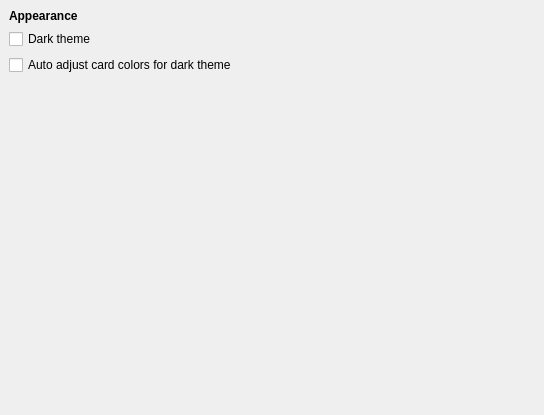
This is src/widgets/dialogs/dialog_options.ui in ManiYang/ManiCard as Qt 5 draws it before an edit. The edited form follows.
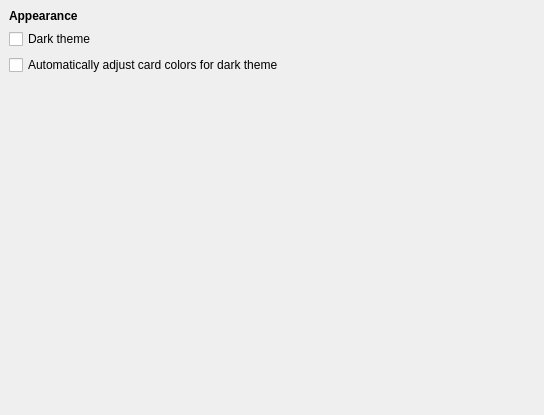
This is the edited form.

Commit message: adjust colors

What changed in the file:
```diff
--- a/src/widgets/dialogs/dialog_options.ui
+++ b/src/widgets/dialogs/dialog_options.ui
@@ -60,7 +60,7 @@
       <item>
        <widget class="QCheckBox" name="checkBoxAutoAdjustCardColors">
         <property name="text">
-         <string>Auto adjust card colors for dark theme</string>
+         <string>Automatically adjust card colors for dark theme</string>
         </property>
        </widget>
       </item>
```
The commit also changes 8 other files.
